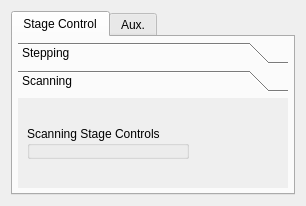
Qt form nplab/instrument/stage/smaract_mcs.ui (nanophotonics/nplab) before a commit.
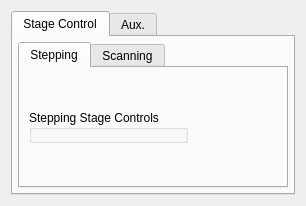
The same form after that commit.

Commit message: Toolbox widget changed for Tab widget to fix GUI spacing

Patch:
```diff
--- a/nplab/instrument/stage/smaract_mcs.ui
+++ b/nplab/instrument/stage/smaract_mcs.ui
@@ -34,20 +34,12 @@
         <number>5</number>
        </property>
        <item>
-        <widget class="QToolBox" name="toolBox">
+        <widget class="QTabWidget" name="tabWidget">
          <property name="currentIndex">
-          <number>1</number>
+          <number>0</number>
          </property>
-         <widget class="QWidget" name="stepping_page">
-          <property name="geometry">
-           <rect>
-            <x>0</x>
-            <y>0</y>
-            <width>266</width>
-            <height>85</height>
-           </rect>
-          </property>
-          <attribute name="label">
+         <widget class="QWidget" name="tabWidgetPage1" native="true">
+          <attribute name="title">
            <string>Stepping</string>
           </attribute>
           <layout class="QVBoxLayout" name="verticalLayout_3">
@@ -77,16 +69,8 @@
            </item>
           </layout>
          </widget>
-         <widget class="QWidget" name="scanning_page">
-          <property name="geometry">
-           <rect>
-            <x>0</x>
-            <y>0</y>
-            <width>266</width>
-            <height>85</height>
-           </rect>
-          </property>
-          <attribute name="label">
+         <widget class="QWidget" name="tabWidgetPage2" native="true">
+          <attribute name="title">
            <string>Scanning</string>
           </attribute>
           <layout class="QVBoxLayout" name="verticalLayout_4">
```
